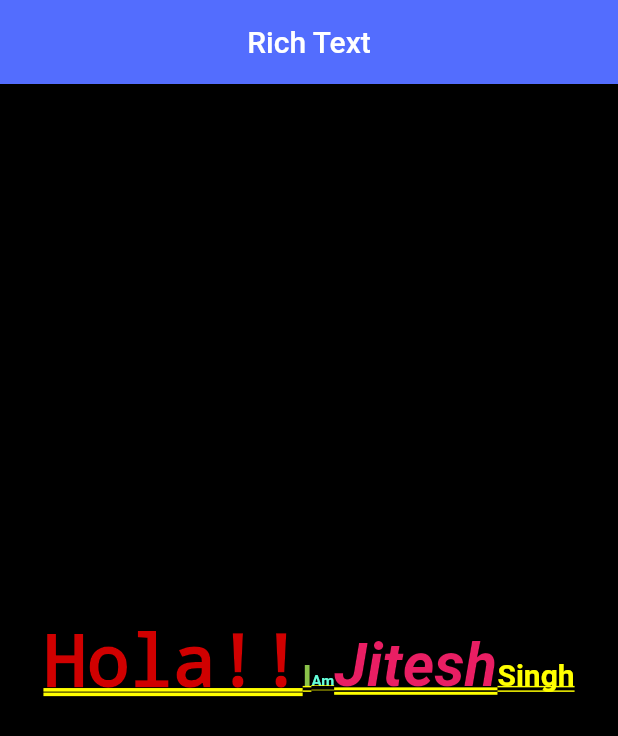
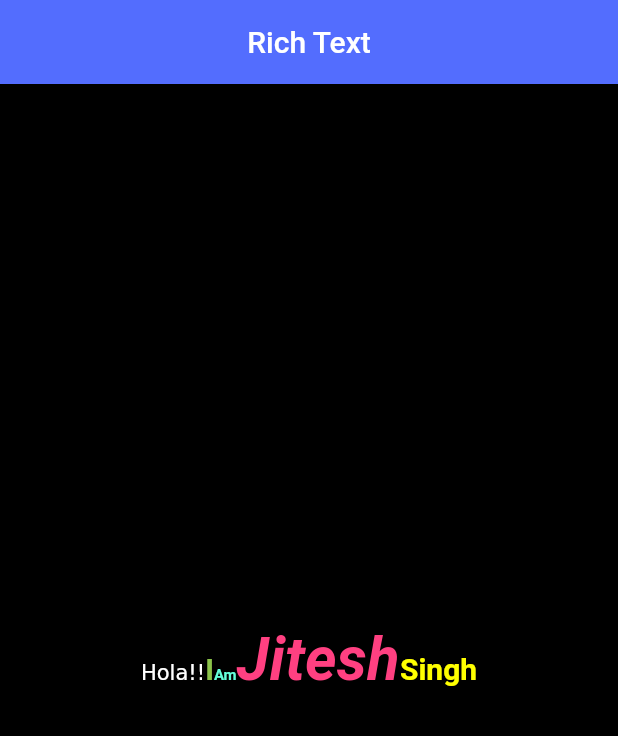
Before and after one commit to Er-Jrsingh/fluty_learn, a Flutter app: the screen it shows after launch, on a phone screen of 412 x 824 dp. Shown: the top 736 px of the screen. Run offline on Flutter 3.47's test engine with Material 2 defaults, Android fonts, the phone set to English and light mode, and no system bars.

Commit message:
After Removing

```diff
--- a/lib/main.dart
+++ b/lib/main.dart
@@ -3,6 +3,7 @@ import 'package:flutter/material.dart';
 void main() {
   runApp(
     MaterialApp(
+      debugShowCheckedModeBanner: false,
       home: Homi(),
     ),
   );
@@ -23,7 +24,6 @@ class Homi extends StatelessWidget {
           textAlign: TextAlign.center,
           text: TextSpan(
             text: "Hola!!",
-            style: DefaultTextStyle.of(context).style,
             children: [
               TextSpan(
                 text: "I",
@@ -35,7 +35,7 @@ class Homi extends StatelessWidget {
               ),
                TextSpan(
                 text: "Jitesh",
-                style: TextStyle(fontWeight: FontWeight.w700, fontSize: 40,color: Colors.pink,fontStyle:FontStyle.italic),
+                style: TextStyle(fontWeight: FontWeight.w700, fontSize: 40,color: Colors.pinkAccent,fontStyle:FontStyle.italic),
               ),
                TextSpan(
                 text: "Singh",
```
